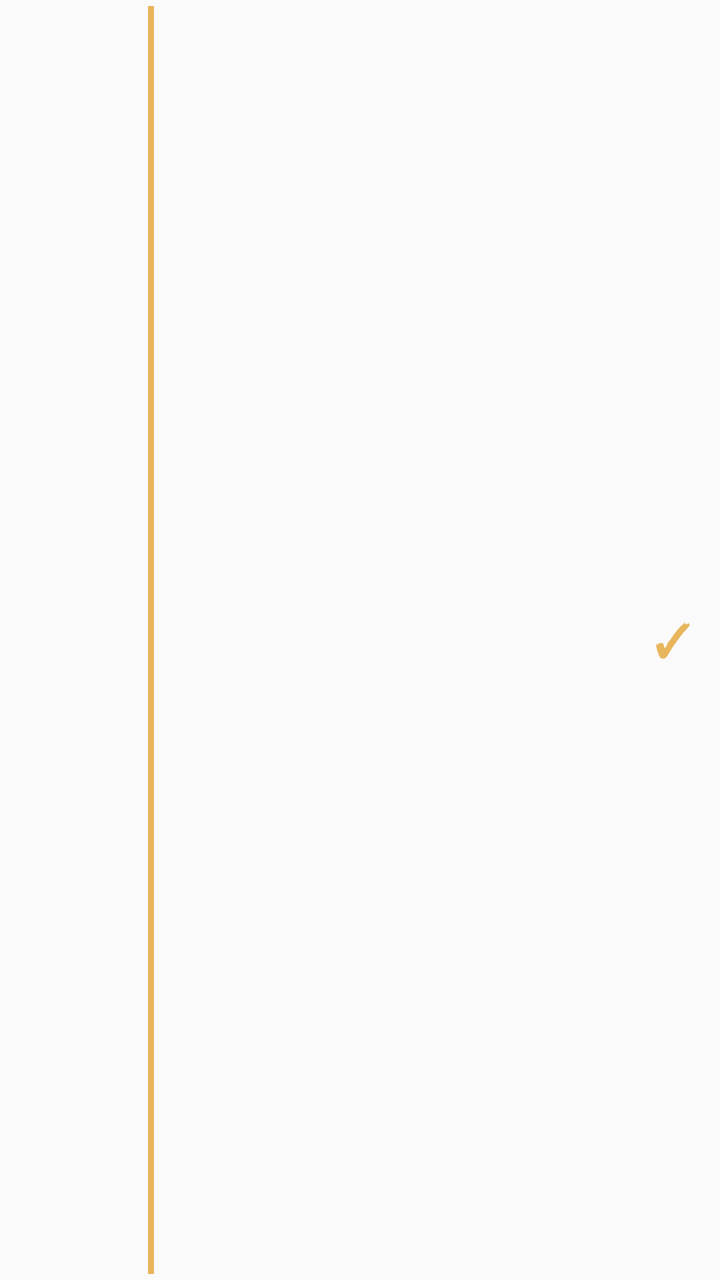
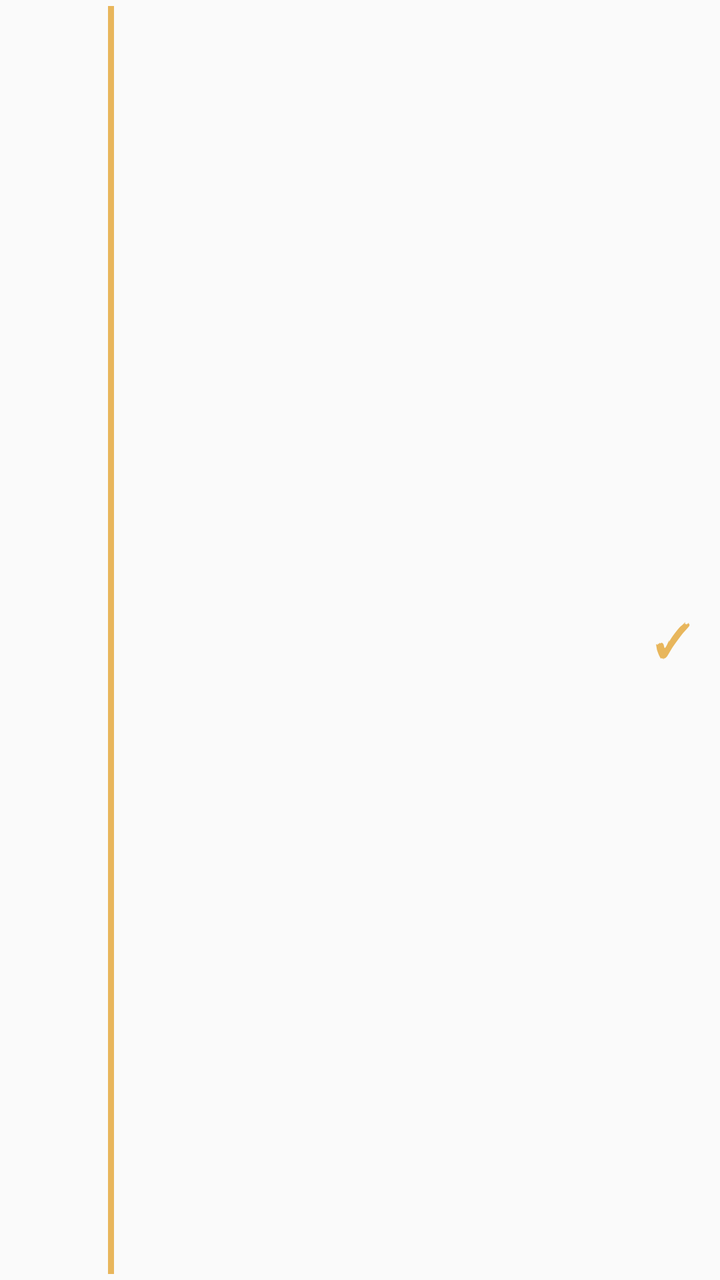

Before-and-after screenshots of an Android layout around one commit, followed by the original layout XML and the change that was made.
<!-- AndroidManifest.xml: application theme AppTheme -->
<!-- res/layout/widget_item.xml -->
<?xml version="1.0" encoding="utf-8"?>
<LinearLayout xmlns:android="http://schemas.android.com/apk/res/android"
    android:layout_width="match_parent"
    android:layout_height="wrap_content"
    android:orientation="horizontal"
    android:paddingTop="3dp"
    android:paddingBottom="3dp">

    <TextView
        android:id="@+id/i_date"
        android:layout_width="74dp"
        android:layout_height="wrap_content"
        android:gravity="end"
        android:paddingEnd="8dp"
        android:textColor="#EAF2F0"
        android:textSize="14sp" />

    <TextView
        android:id="@+id/i_bar"
        android:layout_width="3dp"
        android:layout_height="match_parent"
        android:background="#E8B65C" />

    <ImageView
        android:id="@+id/i_icon"
        android:layout_width="22dp"
        android:layout_height="22dp"
        android:layout_gravity="center_vertical"
        android:layout_marginStart="8dp" />

    <LinearLayout
        android:layout_width="0dp"
        android:layout_height="wrap_content"
        android:layout_weight="1"
        android:orientation="vertical"
        android:paddingStart="6dp"
        android:paddingEnd="4dp"
        android:paddingTop="2dp"
        android:paddingBottom="2dp">

        <TextView
            android:id="@+id/i_title"
            android:layout_width="match_parent"
            android:layout_height="wrap_content"
            android:ellipsize="end"
            android:singleLine="true"
            android:textColor="#FFFFFF"
            android:textSize="16sp" />

        <TextView
            android:id="@+id/i_time"
            android:layout_width="match_parent"
            android:layout_height="wrap_content"
            android:singleLine="true"
            android:textColor="#C3D1CF"
            android:textSize="14sp" />
    </LinearLayout>

    <TextView
        android:id="@+id/i_check"
        android:layout_width="48dp"
        android:layout_height="match_parent"
        android:gravity="center"
        android:text="✓"
        android:textColor="#E8B65C"
        android:textSize="22sp"
        android:textStyle="bold" />
</LinearLayout>
<!-- resources referenced by this layout -->
<resources>
  <style name="AppTheme" parent="Theme.AppCompat.Light.DarkActionBar">
          
          <item name="colorPrimary">@color/colorPrimary</item>
          <item name="colorPrimaryDark">@color/colorPrimaryDark</item>
          <item name="colorAccent">@color/colorAccent</item>
      </style>
</resources>

<!-- the commit's change to res/layout/widget_item.xml (unified diff, before → after) -->
@@ -8,10 +8,11 @@
 
     <TextView
         android:id="@+id/i_date"
-        android:layout_width="74dp"
+        android:layout_width="54dp"
         android:layout_height="wrap_content"
         android:gravity="end"
         android:paddingEnd="8dp"
+        android:maxLines="2"
         android:textColor="#EAF2F0"
         android:textSize="14sp" />
 
